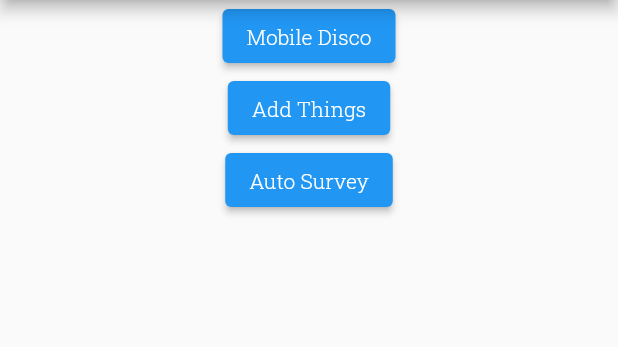
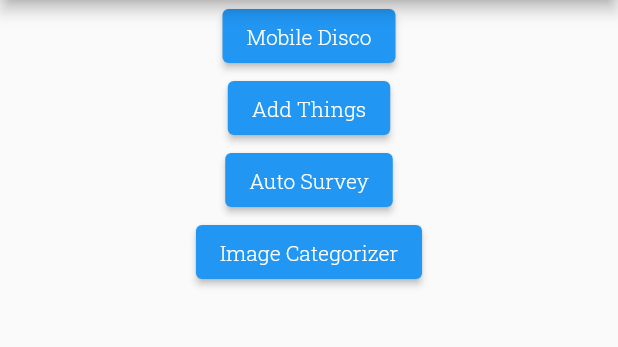
Before and after one commit to zyansheep/flutter-miniapps, a Flutter app: the screen it shows after launch, on a phone screen of 412 x 824 dp, the part 84-431 px from its top. Run offline on Flutter 3.47's test engine with Material 2 defaults, Android fonts, the phone set to English and light mode, and no system bars; our stand-ins replace cached_network_image, math_expressions.

Commit message:
work on image categorizer

```diff
--- /dev/null
+++ b/lib/categorizer/categorizer.dart
@@ -0,0 +1,25 @@
+import 'package:flutter/material.dart';
+import 'package:cached_network_image/cached_network_image.dart';
+
+class Categorizer extends StatelessWidget {
+  Widget build(BuildContext context) {
+    // This method is rerun every time setState is called, for instance as done
+    // by the _incrementCounter method above.
+    //
+    // The Flutter framework has been optimized to make rerunning build methods
+    // fast, so that you can just rebuild anything that needs updating rather
+    // than having to individually change instances of widgets.
+    return Scaffold(
+      appBar: new AppBar(title: Text("Categorizer 3000")),
+      body: Center(
+        child: Container(
+          child: CachedNetworkImage(
+            placeholder: (context, url) =>
+                Center(child: CircularProgressIndicator()),
+            imageUrl: 'https://picsum.photos/250?image=9',
+          ),
+        ),
+      ),
+    );
+  }
+}
--- a/lib/main.dart
+++ b/lib/main.dart
@@ -4,13 +4,14 @@
 import 'mobile_disco/mobile_disco.dart';
 import 'add_things/add_things.dart';
 import 'auto_survey/auto_survey.dart';
+import 'categorizer/categorizer.dart';
 
 void main() {
-	runApp(MyApp());
+  runApp(MyApp());
 }
 
 class MyApp extends StatelessWidget {
-	// This widget is the root of your application.
+  // This widget is the root of your application.
   @override
   Widget build(BuildContext context) {
     // debugPaintSizeEnabled = true;
@@ -34,12 +35,12 @@
         '/mobile_disco': (context) => MobileDiscoPage(),
         '/add_things': (context) => AddThingsPage(),
         '/auto_survey': (context) => AutoSurveyPage(),
+        '/categorizer': (context) => Categorizer(),
       },
       /* home: MobileDiscoPage(title: 'Flutter Demo Home Page'), */
     );
   }
 }
-
 
 class HomePage extends StatelessWidget {
   @override
@@ -70,6 +71,12 @@
               Navigator.pushNamed(context, '/auto_survey');
             },
           ),
+          ElevatedButton(
+            child: Text('Image Categorizer'),
+            onPressed: () {
+              Navigator.pushNamed(context, '/categorizer');
+            },
+          ),
         ],
       )),
     );
--- a/pubspec.yaml
+++ b/pubspec.yaml
@@ -30,6 +30,7 @@ dependencies:
   cupertino_icons: ^1.0.2
   math_expressions: ^2.2.0
   intl: ^0.17.0
+  cached_network_image: ^3.2.0
 
 dev_dependencies:
   flutter_test:
```
Also changed, not shown: pubspec.lock.
